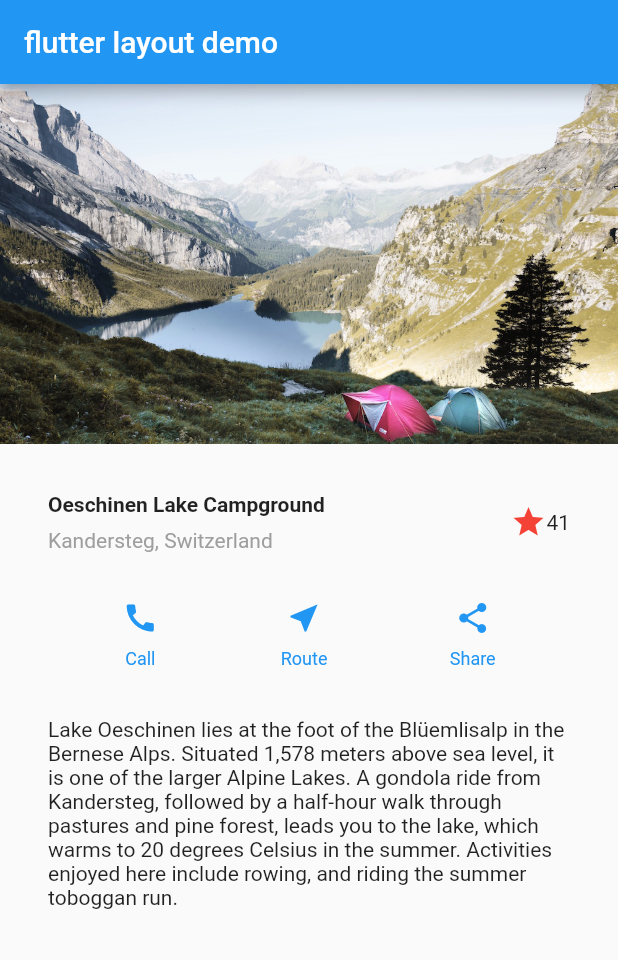
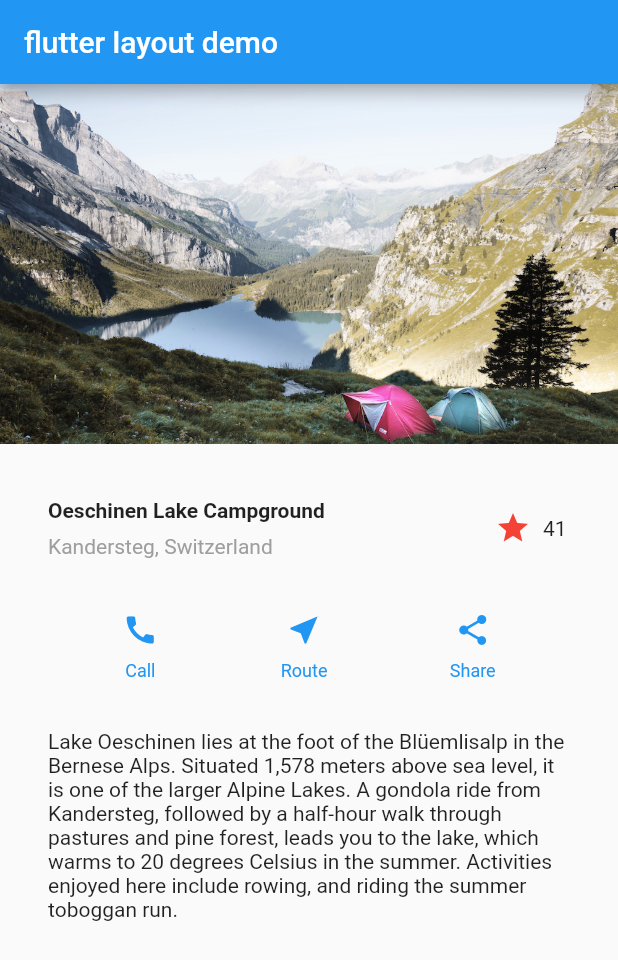
Before and after one commit to murillo0824/Flutter-tutorial, a Flutter app: the screen it shows after launch, on a phone screen of 412 x 824 dp. Shown: the top 960 px of the screen. Run offline on Flutter 3.47's test engine with Material 2 defaults, Android fonts, the light colour scheme and no system bars.

Commit message:
change the favorite button to the stateful widget

```diff
--- a/lib/main.dart
+++ b/lib/main.dart
@@ -1,6 +1,56 @@
 import 'package:flutter/material.dart';
 
 void main() => runApp(const MyApp());
+
+class FavoriteWidget extends StatefulWidget {
+  const FavoriteWidget({Key? key}) : super(key: key);
+
+  @override
+  _FavoriteWidgetState createState() => _FavoriteWidgetState();
+}
+
+class _FavoriteWidgetState extends State<FavoriteWidget> {
+  bool _isFavorited = true;
+  int _favoriteCount = 41;
+
+  void _toggleFavorite() {
+    setState(() {
+      if (_isFavorited) {
+        _favoriteCount -= 1;
+        _isFavorited = false;
+      } else {
+        _favoriteCount += 1;
+        _isFavorited = true;
+      }
+    });
+  }
+
+  @override
+  Widget build(BuildContext context) {
+    return Row(
+      mainAxisSize: MainAxisSize.min,
+      children: [
+        Container(
+          padding: const EdgeInsets.all(0),
+          child: IconButton(
+            alignment: Alignment.centerRight,
+            icon: (_isFavorited
+                ? const Icon(Icons.star)
+                : const Icon(Icons.star_border)),
+            color: Colors.red[500],
+            onPressed: _toggleFavorite,
+          ),
+        ),
+        SizedBox(
+          width: 18,
+          child: SizedBox(
+            child: Text('$_favoriteCount'),
+          ),
+        ),
+      ],
+    );
+  }
+}
 
 class MyApp extends StatelessWidget {
   const MyApp({Key? key}) : super(key: key);
@@ -63,11 +113,7 @@
                 ],
               ),
             ),
-            Icon(
-              Icons.star,
-              color: Colors.red[500],
-            ),
-            const Text('41')
+            const FavoriteWidget(),
           ],
         ));
 
```
